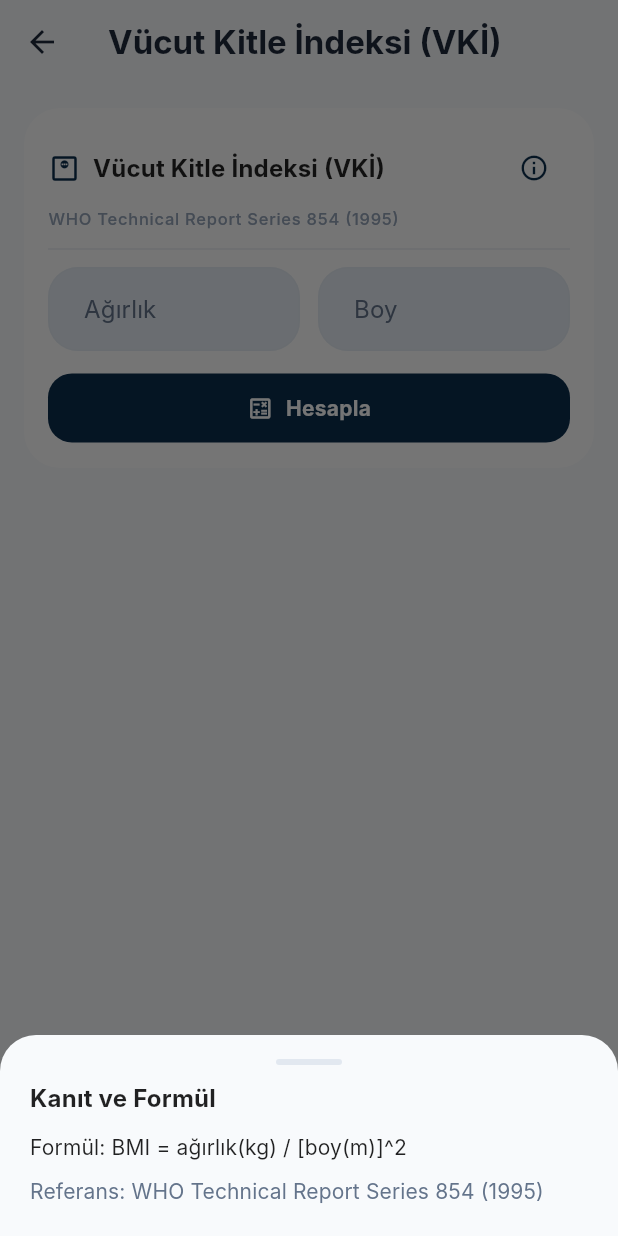
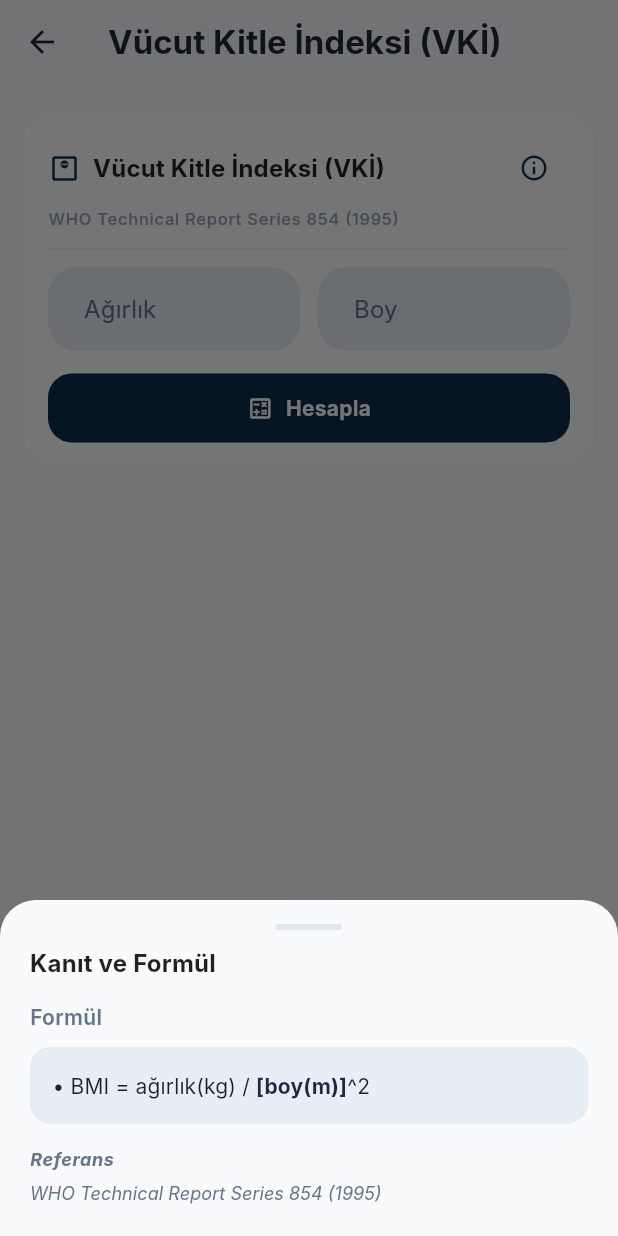
Before and after one commit to SehmusYakut/PharmAI, a Flutter app: the BmiCalculatorPage screen opened by its route, after a tap on the "info outline" icon, on a phone screen of 412 x 824 dp. Run offline on Flutter 3.47's test engine with Material 3 defaults, Android fonts, the phone set to English and light mode, and no system bars; our stand-ins replace csv, equatable, firebase_auth, firebase_core, flutter_bloc, fpdart and 6 more; accounts and stored records are empty; generated files the repository leaves out were written again; Roboto replaces fonts that are missing (Inter).

```diff
--- a/lib/core/l10n/app_localizations.dart
+++ b/lib/core/l10n/app_localizations.dart
@@ -119,8 +119,8 @@ class AppLocalizations {
   String get calcBmiTitle =>
       _isTr ? 'Vücut Kitle İndeksi (VKİ)' : 'Body Mass Index (BMI)';
   String get calcBmiFormula => _isTr
-      ? 'BMI = ağırlık(kg) / [boy(m)]^2'
-      : 'BMI = weight(kg) / [height(m)]^2';
+      ? '• BMI = ağırlık(kg) / [boy(m)]^2'
+      : '• BMI = weight(kg) / [height(m)]^2';
   String get calcBmiReference => _isTr
       ? 'WHO Technical Report Series 854 (1995)'
       : 'WHO Technical Report Series 854 (1995)';
@@ -128,8 +128,8 @@ class AppLocalizations {
       ? 'Glomerüler Filtrasyon Hızı (GFH)'
       : 'Glomerular Filtration Rate (GFR)';
   String get calcGfrFormula => _isTr
-      ? 'CKD-EPI 2021 + Cockcroft-Gault (doz ayarı)'
-      : 'CKD-EPI 2021 + Cockcroft-Gault (dose adjustment)';
+      ? '• CKD-EPI 2021 Cockcroft-Gault (doz ayarı)'
+      : '• CKD-EPI 2021 Cockcroft-Gault (dose adjustment)';
   String get calcGfrReference => _isTr
       ? 'Inker et al., NEJM 2021; Cockcroft-Gault 1976; KDIGO 2022'
       : 'Inker et al., NEJM 2021; Cockcroft-Gault 1976; KDIGO 2022';
@@ -144,8 +144,8 @@ class AppLocalizations {
       ? 'Pediatrik Tahmini Ağırlık (APLS)'
       : 'Pediatric Estimated Weight (APLS)';
   String get calcPediatricWeightFormula => _isTr
-      ? '1-12 ay: (0.5 x ay) + 4, 1-5 yaş: (2 x yaş) + 8, 6-12 yaş: (3 x yaş) + 7'
-      : '1-12 months: (0.5 x months) + 4, 1-5 years: (2 x age) + 8, 6-12 years: (3 x age) + 7';
+      ? '• 1-12 ay: (0.5 x ay) + 4\n• 1-5 yaş: (2 x yaş) + 8\n• 6-12 yaş: (3 x yaş) + 7'
+      : '• 1-12 months: (0.5 x months) + 4\n• 1-5 years: (2 x age) + 8\n• 6-12 years: (3 x age) + 7';
   String get calcPediatricWeightReference =>
       _isTr ? 'Referans: APLS Kılavuzu' : 'Reference: APLS Guidelines';
   String get calcPediatricWeightCitation => _isTr
@@ -153,8 +153,8 @@ class AppLocalizations {
       : 'Updated APLS formulas (1-12 months, 1-12 years)';
   String get calcIvDripRateTitle => _isTr ? 'IV Damla Hızı' : 'IV Drip Rate';
   String get calcIvDripRateFormula => _isTr
-      ? 'Damla/dk = [Hacim(mL) x Damla faktörü(gtt/mL)] / Süre(dk)'
-      : 'Drops/min = [Volume(mL) x Drop factor(gtt/mL)] / Time(min)';
+      ? '• Damla/dk = [Hacim(mL) x Damla faktörü(gtt/mL)]\n / Süre(dk)'
+      : '• Drops/min = [Volume(mL) x Drop factor(gtt/mL)]\n / Time(min)';
   String get calcIvDripRateReference => _isTr
       ? 'Referans: İnfüzyon Tedavi Standartları'
       : 'Reference: Infusion Therapy Standards';
--- a/lib/data/datasources/local/drug_json_parser.dart
+++ b/lib/data/datasources/local/drug_json_parser.dart
@@ -26,6 +26,12 @@ abstract class DrugJsonParser {
     final raw = await rootBundle.loadString(_assetPath);
     return compute(_parseJsonData, raw);
   }
+
+  /// Parses raw JSON content already loaded in memory.
+  ///
+  /// Use this in background isolates when asset loading is performed
+  /// separately from parsing.
+  static List<DrugModel> parseRaw(String raw) => _parseJsonData(raw);
 
   // Top-level function required by compute().
   static List<DrugModel> _parseJsonData(String raw) {
--- a/lib/l10n/app_tr.arb
+++ b/lib/l10n/app_tr.arb
@@ -50,7 +50,7 @@
   "calcBmiReference": "WHO Technical Report Series 854 (1995)",
   "calcGfrFormula": "CKD-EPI 2021 + Cockcroft-Gault (doz ayarı)",
   "calcGfrReference": "Inker et al., NEJM 2021; Cockcroft-Gault 1976; KDIGO 2022",
-  "calcPediatricWeightTitle": "Pediatrik Tahmini Ağırlık (APLS)",
+  "calcPediatricWeightTitle": "Pediatrik Tahmini Ağırlık",
   "calcPediatricWeightFormula": "1-12 ay: (0.5 x ay) + 4, 1-5 yaş: (2 x yaş) + 8, 6-12 yaş: (3 x yaş) + 7",
   "calcPediatricWeightReference": "Referans: APLS Kılavuzu",
   "calcIvDripRateTitle": "IV Damla Hızı",
--- a/lib/presentation/pages/calculators/bmi_calculator_page.dart
+++ b/lib/presentation/pages/calculators/bmi_calculator_page.dart
@@ -13,7 +13,22 @@ class BmiCalculatorPage extends StatelessWidget {
   Widget build(BuildContext context) {
     final l10n = AppLocalizations.of(context);
     return Scaffold(
-      appBar: AppBar(title: Text(l10n.calcBmiTitle)),
+      appBar: AppBar(
+        title: SizedBox(
+          height: 44,
+          child: FittedBox(
+            fit: BoxFit.scaleDown,
+            alignment: Alignment.centerLeft,
+            child: Text(
+              l10n.calcBmiTitle,
+              maxLines: 2,
+              overflow: TextOverflow.ellipsis,
+              softWrap: true,
+              textAlign: TextAlign.start,
+            ),
+          ),
+        ),
+      ),
       body: GestureDetector(
         onTap: () => FocusScope.of(context).unfocus(),
         behavior: HitTestBehavior.opaque,
@@ -93,7 +108,8 @@ class _BmiSectionState extends State<_BmiSection> {
         buildWhen: (p, c) =>
             p.bmiResult != c.bmiResult || p.bmiError != c.bmiError,
         builder: (context, state) {
-          if (state.bmiError != null) return CalculatorErrorText(state.bmiError!);
+          if (state.bmiError != null)
+            return CalculatorErrorText(state.bmiError!);
           if (state.bmiResult == null) return const SizedBox.shrink();
           return BmiResultCard(result: state.bmiResult!);
         },
--- a/lib/presentation/widgets/calculator_form_card.dart
+++ b/lib/presentation/widgets/calculator_form_card.dart
@@ -46,10 +46,58 @@ class CalculatorFormCard extends StatelessWidget {
       reference != null &&
       reference!.trim().isNotEmpty;
 
+  List<InlineSpan> _buildFormulaSpans(
+    String formulaText,
+    TextStyle? baseStyle,
+    TextStyle? emphasisStyle,
+  ) {
+    final regex = RegExp(r'\[[^\]]+\]');
+    final matches = regex.allMatches(formulaText).toList();
+
+    if (matches.isEmpty) {
+      return [TextSpan(text: formulaText, style: baseStyle)];
+    }
+
+    final spans = <InlineSpan>[];
+    var currentIndex = 0;
+
+    for (final match in matches) {
+      if (match.start > currentIndex) {
+        spans.add(
+          TextSpan(
+            text: formulaText.substring(currentIndex, match.start),
+            style: baseStyle,
+          ),
+        );
+      }
+      spans.add(
+        TextSpan(
+          text: formulaText.substring(match.start, match.end),
+          style: emphasisStyle,
+        ),
+      );
+      currentIndex = match.end;
+    }
+
+    if (currentIndex < formulaText.length) {
+      spans.add(
+        TextSpan(text: formulaText.substring(currentIndex), style: baseStyle),
+      );
+    }
+
+    return spans;
+  }
+
   void _showEvidenceSheet(BuildContext context) {
     final l10n = AppLocalizations.of(context);
     final colors = Theme.of(context).colorScheme;
     final text = Theme.of(context).textTheme;
+    final formulaStyle = text.bodyMedium?.copyWith(height: 1.5);
+    final formulaEmphasisStyle = text.bodyMedium?.copyWith(
+      height: 1.5,
+      fontWeight: FontWeight.w700,
+      color: colors.onSurface,
+    );
 
     showModalBottomSheet<void>(
       context: context,
@@ -82,15 +130,50 @@ class CalculatorFormCard extends StatelessWidget {
                     fontWeight: FontWeight.w700,
                   ),
                 ),
-                const SizedBox(height: 12),
+                const SizedBox(height: 16),
                 Text(
-                  '${l10n.calcFormulaLabel}: ${formula!}',
-                  style: text.bodyMedium,
+                  l10n.calcFormulaLabel,
+                  style: text.labelLarge?.copyWith(
+                    color: colors.onSurfaceVariant,
+                    fontWeight: FontWeight.w600,
+                  ),
                 ),
-                const SizedBox(height: 8),
+                const SizedBox(height: 10),
+                Container(
+                  width: double.infinity,
+                  padding: const EdgeInsets.all(14),
+                  decoration: BoxDecoration(
+                    color: colors.surfaceContainerHighest.withValues(
+                      alpha: 0.65,
+                    ),
+                    borderRadius: BorderRadius.circular(14),
+                    border: Border.all(
+                      color: colors.outlineVariant.withValues(alpha: 0.6),
+                    ),
+                  ),
+                  child: Text.rich(
+                    TextSpan(
+                      children: _buildFormulaSpans(
+                        formula!,
+                        formulaStyle,
+                        formulaEmphasisStyle,
+                      ),
+                    ),
+                  ),
+                ),
+                const SizedBox(height: 16),
                 Text(
-                  '${l10n.calcReferenceLabel}: ${reference!}',
-                  style: text.bodyMedium?.copyWith(
+                  l10n.calcReferenceLabel,
+                  style: text.labelMedium?.copyWith(
+                    fontStyle: FontStyle.italic,
+                    color: colors.onSurfaceVariant,
+                  ),
+                ),
+                const SizedBox(height: 6),
+                Text(
+                  reference!,
+                  style: text.bodySmall?.copyWith(
+                    fontStyle: FontStyle.italic,
                     color: colors.onSurfaceVariant,
                   ),
                 ),
--- /dev/null
+++ b/packages/isar_flutter_libs/lib/isar_flutter_libs.dart
@@ -0,0 +1 @@
+library isar_flutter_libs;
--- a/pubspec.yaml
+++ b/pubspec.yaml
@@ -51,6 +51,10 @@ dependencies:
   firebase_auth: ^6.4.0
   google_sign_in: ^7.2.0
 
+dependency_overrides:
+  isar_flutter_libs:
+    path: packages/isar_flutter_libs
+
 dev_dependencies:
   flutter_test:
     sdk: flutter
```
Also changed, not shown: lib/data/datasources/local/icd10_csv_parser.dart (+7 -4 lines), lib/data/datasources/local/seed_runner.dart (added, +58 -0 lines), lib/main.dart (+35 -4 lines), lib/presentation/pages/calculators/gfr_calculator_page.dart (+18 -2 lines), lib/presentation/pages/calculators/iv_drip_rate_calculator_page.dart (+16 -1 lines), lib/presentation/pages/calculators/pediatric_weight_calculator_page.dart (+16 -1 lines), lib/presentation/pages/calculators_page.dart (+41 -12 lines), lib/presentation/pages/home_page.dart (+20 -18 lines), packages/isar_flutter_libs/pubspec.yaml (added, +29 -0 lines), packages/isar_flutter_libs/pubspec.lock (added), pubspec.lock, 34 other files.
